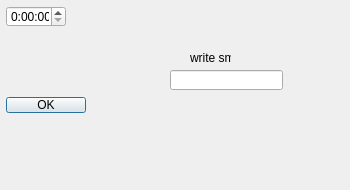
MariKush/OOP, file Lab2/element_timer.ui: the form before one commit.
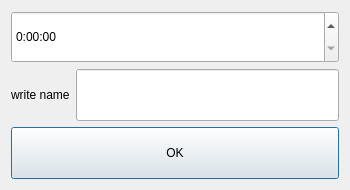
The form after the commit.

Patch:
```diff
--- a/Lab2/element_timer.ui
+++ b/Lab2/element_timer.ui
@@ -13,15 +13,9 @@
   <property name="windowTitle">
    <string>Dialog</string>
   </property>
+  <layout class="QVBoxLayout" name="verticalLayout">
+   <item>
   <widget class="QTimeEdit" name="timeEdit">
-   <property name="geometry">
-    <rect>
-     <x>6</x>
-     <y>6</y>
-     <width>60</width>
-     <height>21</height>
-    </rect>
-   </property>
    <property name="sizePolicy">
     <sizepolicy hsizetype="Minimum" vsizetype="Preferred">
      <horstretch>0</horstretch>
@@ -39,51 +33,45 @@
     <string>H:mm:ss</string>
    </property>
   </widget>
-  <widget class="QPushButton" name="set_timer_time">
-   <property name="geometry">
-    <rect>
-     <x>6</x>
-     <y>97</y>
-     <width>80</width>
-     <height>16</height>
-    </rect>
-   </property>
-   <property name="sizePolicy">
-    <sizepolicy hsizetype="Minimum" vsizetype="Preferred">
-     <horstretch>0</horstretch>
-     <verstretch>0</verstretch>
-    </sizepolicy>
-   </property>
+   </item>
+   <item>
+    <layout class="QHBoxLayout" name="horizontalLayout">
+     <item>
+      <widget class="QLabel" name="label">
    <property name="text">
-    <string>OK</string>
-   </property>
-  </widget>
+        <string>write name</string>
+       </property>
+      </widget>
+     </item>
+     <item>
   <widget class="QLineEdit" name="NameEdit">
-   <property name="geometry">
-    <rect>
-     <x>170</x>
-     <y>70</y>
-     <width>113</width>
-     <height>20</height>
-    </rect>
+       <property name="sizePolicy">
+        <sizepolicy hsizetype="Expanding" vsizetype="Preferred">
+         <horstretch>0</horstretch>
+         <verstretch>0</verstretch>
+        </sizepolicy>
    </property>
    <property name="inputMask">
     <string/>
    </property>
   </widget>
-  <widget class="QLabel" name="label">
-   <property name="geometry">
-    <rect>
-     <x>190</x>
-     <y>50</y>
-     <width>41</width>
-     <height>16</height>
-    </rect>
+     </item>
+    </layout>
+   </item>
+   <item>
+    <widget class="QPushButton" name="set_timer_time">
+     <property name="sizePolicy">
+      <sizepolicy hsizetype="Minimum" vsizetype="Preferred">
+       <horstretch>0</horstretch>
+       <verstretch>0</verstretch>
+      </sizepolicy>
    </property>
    <property name="text">
-    <string>write smth</string>
-   </property>
-  </widget>
+      <string>OK</string>
+     </property>
+    </widget>
+   </item>
+  </layout>
  </widget>
  <resources/>
  <connections/>
```
Lines whose indentation alone changed are shown as unchanged.
